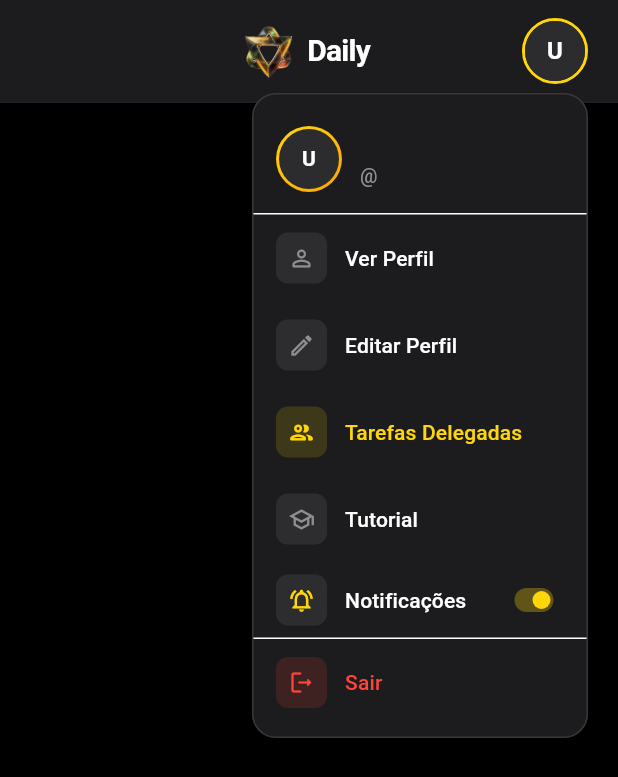
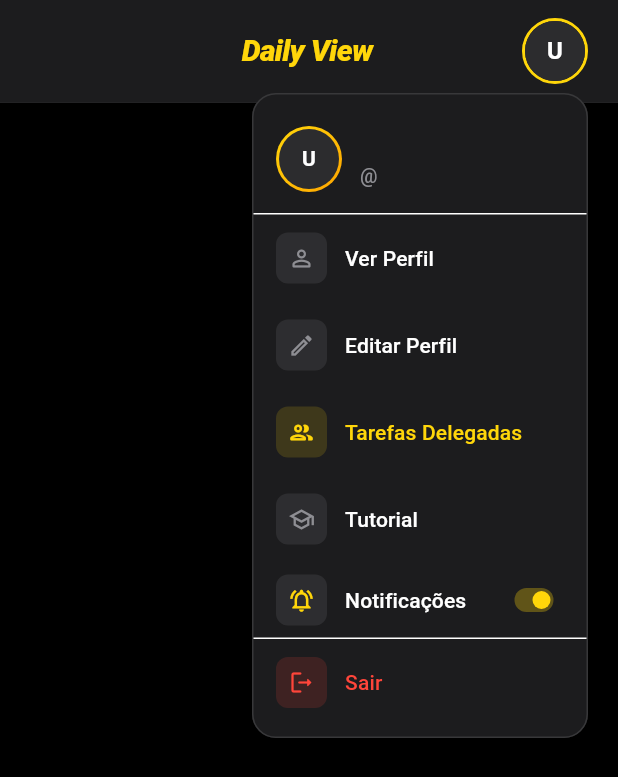
Before and after one commit to mathlaza/triade, a Flutter app: the DailyHeader widget shown alone on an empty page, opened directly, after a tap on an icon or button, on a phone screen of 412 x 824 dp. Shown: the top 777 px of the screen. Run offline on Flutter 3.47's test engine with Material 3 defaults, Android fonts, the phone set to English and light mode, and no system bars; our stand-ins replace audioplayers, fl_chart, flutter_local_notifications, flutter_secure_storage, image_picker, shared_preferences and 1 more; accounts and stored records are empty; network calls fail.

```diff
--- a/triade-frontend/triade_app/lib/widgets/daily/daily_header.dart
+++ b/triade-frontend/triade_app/lib/widgets/daily/daily_header.dart
@@ -24,37 +24,24 @@ class DailyHeader extends StatelessWidget {
           ),
         ),
       ),
-      child: Row(
+      child: const Row(
         children: [
           // Espaço vazio à esquerda (mesmo tamanho do ícone direito)
-          const SizedBox(
+          SizedBox(
               width: 42), // 8 padding + 18 icon + 8 padding + 8 extra
           // Centro expandido
           Expanded(
             child: Row(
               mainAxisAlignment: MainAxisAlignment.center,
               children: [
-                SizedBox(
-                  width: 32,
-                  height: 32,
-                  child: OverflowBox(
-                    maxWidth: 48,
-                    maxHeight: 48,
-                    child: Image.asset(
-                      'assets/logo_nobg.png',
-                      width: 48,
-                      height: 48,
-                      fit: BoxFit.contain,
-                    ),
-                  ),
-                ),
-                const SizedBox(width: 10),
-                const Text(
-                  'Daily',
+                // SizedBox(width: 10),
+                Text(
+                  'Daily View',
                   style: TextStyle(
-                    color: Color(0xFFFFFFFF),
+                    fontStyle: FontStyle.italic,
+                    color: Color(0xFFFFD60A),
                     fontSize: 20,
-                    fontWeight: FontWeight.w600,
+                    fontWeight: FontWeight.w800,
                     letterSpacing: -0.5,
                   ),
                 ),
@@ -62,7 +49,7 @@ class DailyHeader extends StatelessWidget {
             ),
           ),
           // Avatar do usuário à direita
-          const UserAvatarMenu(
+          UserAvatarMenu(
             radius: 20,
             backgroundColor: Color(0xFF2C2C2E),
             showBorder: true,
```
Also changed, not shown: triade-frontend/triade_app/lib/screens/dashboard_screen.dart (+8 -21 lines), triade-frontend/triade_app/lib/screens/weekly_planning_screen.dart (+10 -23 lines), triade-frontend/triade_app/lib/services/notification_service.dart (+11 -8 lines), 2 other files.
